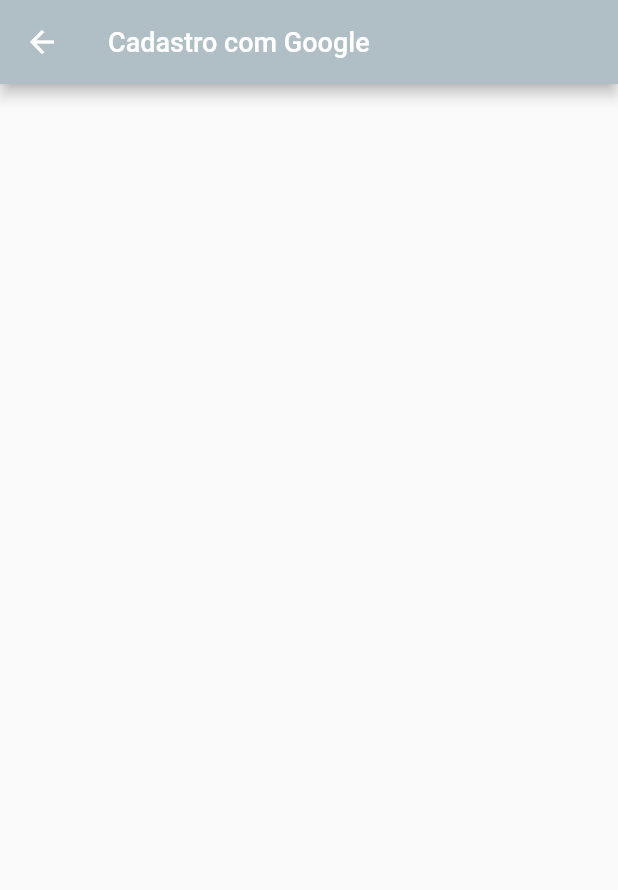
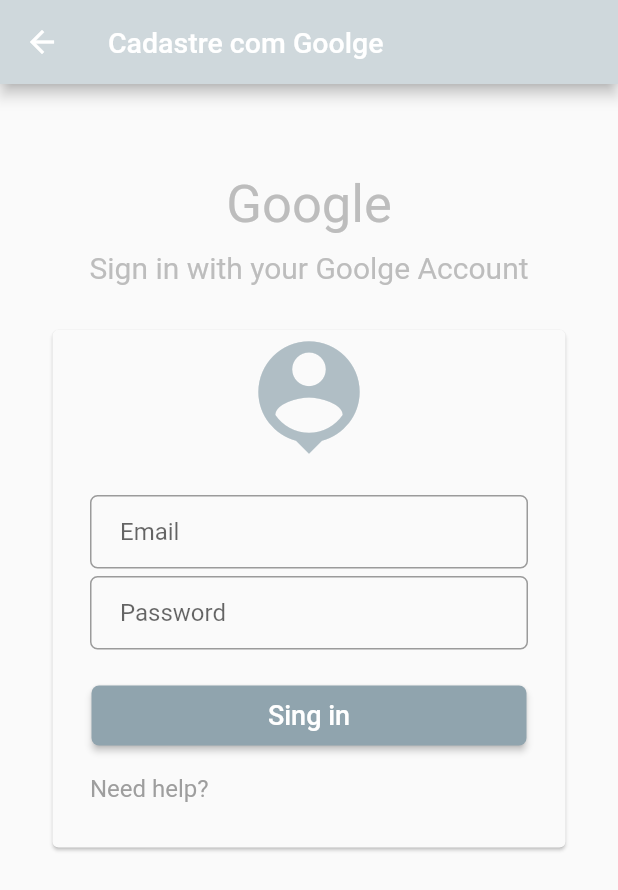
Before and after one commit to matheusplannerer/ofertas, a Flutter app: the CA003 screen opened directly, on a phone screen of 412 x 824 dp. Shown: the top 890 px of the screen. Run offline on Flutter 3.47's test engine with Material 2 defaults, Android fonts, the phone set to English and light mode, and no system bars; our stand-ins replace cloud_firestore, firebase_auth; missing offline and left inert: load; accounts and stored records are empty.

Commit message:
Páginas CA0010/11/3 Prontas
quase a finalização desse sprint, falta só o relógio

```diff
--- a/lib/CA003.dart
+++ b/lib/CA003.dart
@@ -1,21 +1,125 @@
-
 import 'package:flutter/material.dart';
+import 'package:ofertas/CA001.dart';
+import 'package:ofertas/CA004.dart';
 
 class CA003 extends StatelessWidget {
   @override
   Widget build(BuildContext context) {
     return Scaffold(
       appBar: AppBar(
-        backgroundColor: Colors.blueGrey[200],
+        backgroundColor: Colors.blueGrey[100],
         leading: IconButton(
           onPressed: () {
-            Navigator.pop(context);
+            Navigator.push(
+                context, MaterialPageRoute(builder: (context) => CA001()));
           },
           icon: Icon(Icons.arrow_back, color: Colors.white),
         ),
         title: Text(
-          'Cadastro com Google',
-          style: TextStyle(fontSize: 18, color: Colors.white),
+          'Cadastre com Goolge',
+          style: TextStyle(fontSize: 19, color: Colors.white),
+        ),
+      ),
+      body: Center(
+        child: ListView(
+          children: [
+            SizedBox(height: 60),
+            Text(
+              'Google',
+              textAlign: TextAlign.center,
+              style: TextStyle(fontSize: 35, color: Colors.grey[400]),
+            ),
+            SizedBox(height: 10),
+            Text(
+              'Sign in with your Goolge Account',
+              textAlign: TextAlign.center,
+              style: TextStyle(fontSize: 20, color: Colors.grey[400]),
+            ),
+            SizedBox(height: 30),
+            Center(
+              child: Card(
+                color: Colors.grey[50],
+                elevation: 1,
+                margin: EdgeInsets.only(right: 35.0, left: 35.0),
+                child: Column(
+                  children: [
+                    Icon(Icons.person_pin,
+                        color: Colors.blueGrey[200], size: 90),
+                    Container(
+                      margin: EdgeInsets.only(right: 25.0, left: 25.0, top: 20),
+                      child: TextFormField(
+                        decoration: InputDecoration(
+                          contentPadding:
+                              EdgeInsets.fromLTRB(20.0, 15.0, 20.0, 15.0),
+                          border: OutlineInputBorder(
+                              borderRadius: BorderRadius.circular(5.0)),
+                          hintText: 'Email',
+                        ),
+                      ),
+                    ),
+                    Container(
+                      margin: EdgeInsets.only(right: 25.0, left: 25.0, top: 5),
+                      child: TextFormField(
+                        decoration: InputDecoration(
+                          contentPadding:
+                              EdgeInsets.fromLTRB(20.0, 15.0, 20.0, 15.0),
+                          border: OutlineInputBorder(
+                              borderRadius: BorderRadius.circular(5.0)),
+                          hintText: 'Password',
+                        ),
+                      ),
+                    ),
+                    Container(
+                      margin: EdgeInsets.only(
+                          left: 25, right: 25, top: 20.0, bottom: 15.0),
+                      child: Center(
+                        child: ButtonTheme(
+                          shape: RoundedRectangleBorder(
+                              borderRadius: BorderRadius.circular(5.0)),
+                          minWidth: 290.0,
+                          height: 40.0,
+                          child: RaisedButton(
+                            color: Colors.blueGrey[300],
+                            textColor: Colors.white,
+                            onPressed: () {
+                              Navigator.push(
+                                  context,
+                                  MaterialPageRoute(
+                                      builder: (context) => CA004()));
+                            },
+                            child: Text(
+                              'Sing in',
+                              style: TextStyle(fontSize: 18),
+                            ),
+                          ),
+                        ),
+                      ),
+                    ),
+                    Row(
+                      children: [
+                        Container(
+                          margin: EdgeInsets.only(left: 25, bottom: 30),
+                          child: Text.rich(
+                            TextSpan(
+                              children: [
+                                TextSpan(
+                                  text: 'Need help?',
+                                  style: TextStyle(
+                                    fontSize: 16.0,
+                                    color: Colors.grey,
+                                  ),
+                                ),
+                              ],
+                            ),
+                          ),
+                        ),
+                      ],
+                    ),
+                  ],
+                ),
+              ),
+            ),
+          ],
         ),
       ),
     );
--- a/lib/main.dart
+++ b/lib/main.dart
@@ -2,6 +2,7 @@ import 'package:cloud_firestore/cloud_firestore.dart';
 import 'package:firebase_auth/firebase_auth.dart';
 import 'package:flutter/material.dart';
 import 'package:ofertas/CA001.dart';
+import 'package:ofertas/CA0010.dart';
 import 'package:load/load.dart';
 import 'package:ofertas/controller/CA001-controller.dart';
 
```
Also changed, not shown: lib/CA0010.dart (added, +160 -0 lines), lib/CA0011.dart (added, +57 -0 lines), lib/CA006.dart (+5 -3 lines).
